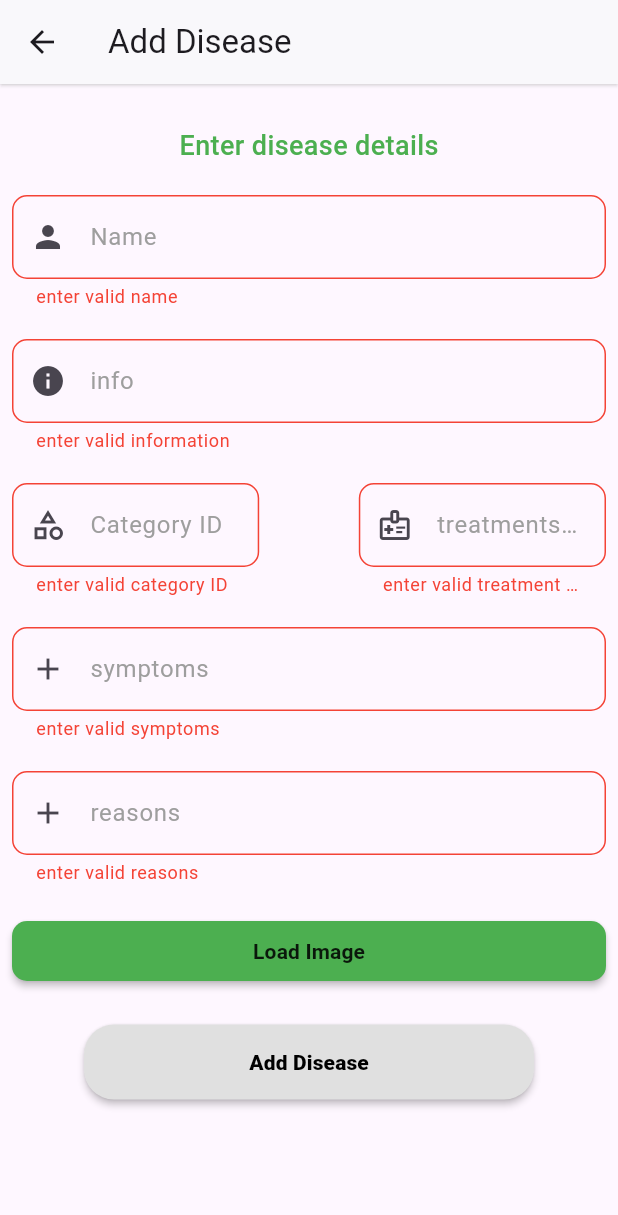
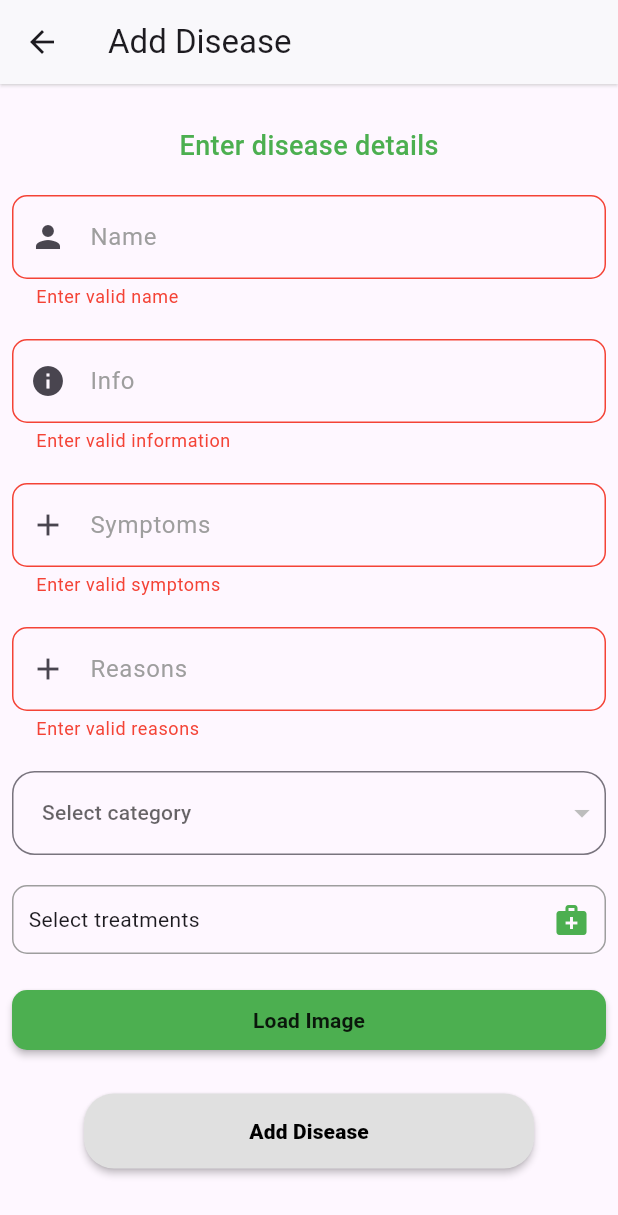
Before and after one commit to ahmedAbdulmoneim/tomatopia, a Flutter app: the AddDisease screen opened directly, after a tap on "Add Disease", on a phone screen of 412 x 824 dp. Shown: the top 1215 px of the screen. Run offline on Flutter 3.47's test engine with Material 3 defaults, Android fonts, the phone set to English and light mode, and no system bars; drawn by our look-alikes of multi_select_flutter, rounded_loading_button; our stand-ins replace accordion, animated_splash_screen, animated_text_kit, awesome_dialog, bloc, bottom_navy_bar and 13 more; missing offline and left inert: achievement_view, flutter_overboard, font_awesome_icon_class, number_paginator; accounts and stored records are empty; network calls fail; statements that could not run were skipped.

Commit message:
update add diseases shape and add get treatment to admin cubit

```diff
--- a/lib/admin/admin_panel.dart
+++ b/lib/admin/admin_panel.dart
@@ -99,7 +99,8 @@ class AdminPanel extends StatelessWidget {
                           context,
                           MaterialPageRoute(builder: (context) => const AllDiseases()),
                         );
-                        await BlocProvider.of<AdminCubit>(context).getAllDisease();
+                         BlocProvider.of<AdminCubit>(context).getAllDisease();
+                         BlocProvider.of<AdminCubit>(context).getAllTreatment();
                       },
                       child: containerPanel('Disease'),
                     ),
--- a/lib/admin/disease/add_disease.dart
+++ b/lib/admin/disease/add_disease.dart
@@ -1,9 +1,10 @@
 import 'dart:io';
 import 'package:dio/dio.dart';
+import 'package:dropdown_button2/dropdown_button2.dart';
 import 'package:file_picker/file_picker.dart';
 import 'package:flutter/material.dart';
-import 'package:flutter/services.dart';
 import 'package:flutter_bloc/flutter_bloc.dart';
+import 'package:multi_select_flutter/multi_select_flutter.dart';
 import 'package:rounded_loading_button/rounded_loading_button.dart';
 import 'package:tomatopia/cubit/admin_cubit/admin_cubit.dart';
 import 'package:tomatopia/cubit/admin_cubit/admin_states.dart';
@@ -21,16 +22,17 @@ class AddDisease extends StatefulWidget {
 
 class _AddDiseaseState extends State<AddDisease> {
   final TextEditingController nameController = TextEditingController();
-  final TextEditingController categoryIdController = TextEditingController();
-  final TextEditingController treatmentController = TextEditingController();
   final TextEditingController symptomsController = TextEditingController();
   final TextEditingController infoController = TextEditingController();
   final TextEditingController reasonsController = TextEditingController();
   final GlobalKey<FormState> formKey = GlobalKey();
-  RoundedLoadingButtonController btnController =
-      RoundedLoadingButtonController();
+  RoundedLoadingButtonController btnController = RoundedLoadingButtonController();
   File? imageFile;
   FormData? formData;
+
+  // State variable to store selected category ID
+  int? selectedCategoryId;
+  List<int> selectedTreatmentIds = [];
 
   @override
   Widget build(BuildContext context) {
@@ -46,46 +48,46 @@ class _AddDiseaseState extends State<AddDisease> {
             btnController.success(); // Show success animation
             show(context, "Done", "Disease added successfully!", Colors.green);
             nameController.clear();
-            categoryIdController.clear();
-            treatmentController.clear();
             symptomsController.clear();
             infoController.clear();
             reasonsController.clear();
             imageFile = null;
             formData = null;
+            setState(() {
+              selectedCategoryId = null;
+              selectedTreatmentIds = [];
+            });
           } else if (state is AddDiseaseFailureState) {
             btnController.error(); // Show error animation
             show(context, "Error", "Failed to add disease", Colors.red);
           }
         },
         builder: (context, state) {
+          var cubit = BlocProvider.of<AdminCubit>(context);
           return Form(
             key: formKey,
             child: Padding(
               padding: const EdgeInsets.all(8.0),
               child: ListView(
                 children: [
-                  const SizedBox(
-                    height: 20,
-                  ),
+                  const SizedBox(height: 20),
                   const Center(
                     child: Text(
                       'Enter disease details',
                       style: TextStyle(
                         color: Colors.green,
                         fontSize: 18,
-                          fontWeight: FontWeight.w500),
+                        fontWeight: FontWeight.w500,
                       ),
                     ),
-                  const SizedBox(
-                    height: 20,
                   ),
+                  const SizedBox(height: 20),
                   textFormField(
                     label: 'Name',
                     prefix: Icons.person,
                     validate: (value) {
                       if (value.toString().isEmpty) {
-                        return "enter valid name ";
+                        return "Enter valid name";
                       }
                       return null;
                     },
@@ -93,72 +95,47 @@ class _AddDiseaseState extends State<AddDisease> {
                   ),
                   const SizedBox(height: 20),
                   textFormField(
-                    label: 'info',
+                    label: 'Info',
                     prefix: Icons.info,
                     validate: (value) {
                       if (value.toString().isEmpty) {
-                        return "enter valid information ";
+                        return "Enter valid information";
                       }
                       return null;
                     },
                     controller: infoController,
                   ),
                   const SizedBox(height: 20),
-                  Row(
-                    children: [
-                      SizedBox(
-                        width: MediaQuery.of(context).size.width / 2.5,
-                        child: TextFormField(
-                          cursorColor: Colors.green,
-                          decoration: InputDecoration(
-                            labelText: 'Category ID ',
-                            prefixIcon: const Icon(
-                              Icons.category_outlined,
-                            ),
-                            labelStyle: const TextStyle(color: Colors.grey),
-                            border: OutlineInputBorder(
-                              borderRadius: BorderRadius.circular(10),
-                            ),
-                            errorBorder: OutlineInputBorder(
-                              borderRadius: BorderRadius.circular(10),
-                              borderSide: const BorderSide(
-                                color: Colors.red,
-                              ),
-                            ),
-                            errorStyle: const TextStyle(
-                              color: Colors.red,
-                            ),
-                            focusedBorder: OutlineInputBorder(
-                              borderRadius: BorderRadius.circular(10),
-                              borderSide: const BorderSide(color: Colors.green),
-                            ),
-                          ),
-                          keyboardType: TextInputType.number,
-                          inputFormatters: <TextInputFormatter>[
-                            FilteringTextInputFormatter.digitsOnly
-                          ],
-                          validator: (value) {
+                  textFormField(
+                    label: 'Symptoms',
+                    prefix: Icons.add,
+                    validate: (value) {
                       if (value.toString().isEmpty) {
-                              return "enter valid category ID  ";
+                        return "Enter valid symptoms";
                       }
                       return null;
                     },
-                          controller: categoryIdController,
+                    controller: symptomsController,
                   ),
+                  const SizedBox(height: 20),
+                  textFormField(
+                    label: 'Reasons',
+                    validate: (value) {
+                      if (value.toString().isEmpty) {
+                        return "Enter valid reasons";
+                      }
+                      return null;
+                    },
+                    prefix: Icons.add,
+                    controller: reasonsController,
                   ),
-                      const Spacer(),
-                      SizedBox(
-                        width: MediaQuery.of(context).size.width / 2.5,
-                        child: TextFormField(
-                          cursorColor: Colors.green,
+                  const SizedBox(height: 20),
+                  DropdownButtonFormField2<int>(
+                    isExpanded: true,
                     decoration: InputDecoration(
-                              labelText: 'treatments ID ',
-                              prefixIcon: const Icon(
-                                Icons.medical_information_outlined,
-                              ),
-                              labelStyle: const TextStyle(color: Colors.grey),
+                      contentPadding: const EdgeInsets.symmetric(vertical: 16),
                       border: OutlineInputBorder(
-                                borderRadius: BorderRadius.circular(10),
+                        borderRadius: BorderRadius.circular(15),
                       ),
                       errorBorder: OutlineInputBorder(
                           borderRadius: BorderRadius.circular(10),
@@ -169,62 +146,68 @@ class _AddDiseaseState extends State<AddDisease> {
                         color: Colors.red,
                       ),
                       focusedBorder: OutlineInputBorder(
-                                  borderRadius: BorderRadius.circular(10),
-                                  borderSide:
-                                      const BorderSide(color: Colors.green))),
-                          keyboardType: TextInputType.number,
-                          inputFormatters: <TextInputFormatter>[
-                            FilteringTextInputFormatter.digitsOnly
-                          ],
+                        borderRadius: BorderRadius.circular(15),
+                        borderSide: const BorderSide(color: Colors.green),
+                      ),
+                    ),
+                    hint: const Text(
+                      'Select category',
+                      style: TextStyle(fontSize: 14),
+                    ),
+                    value: selectedCategoryId,
+                    onChanged: (value) {
+                      setState(() {
+                        selectedCategoryId = value;
+                      });
+                    },
                     validator: (value) {
-                            if (value.toString().isEmpty) {
-                              return "enter valid treatment ID  ";
+                      if (value == null) {
+                        return 'Select category';
                       }
                       return null;
                     },
-                          controller: treatmentController,
+                    items: cubit.categoryList.map((category) {
+                      return DropdownMenuItem<int>(
+                        value: category.id,
+                        child: Text(category.name),
+                      );
+                    }).toList(),
                   ),
+                  const SizedBox(height: 20),
+                  MultiSelectDialogField<int>(
+                    items: cubit.treatmentList.map((treatment) {
+                      return MultiSelectItem<int>(treatment.id, treatment.name);
+                    }).toList(),
+                    title: const Text('Select Treatments'),
+                    selectedColor: Colors.green,
+                    decoration: BoxDecoration(
+                      borderRadius: BorderRadius.circular(10),
+                      border: Border.all(color: Colors.grey),
                     ),
-                    ],
+                    buttonIcon: const Icon(
+                      Icons.medical_services,
+                      color: Colors.green,
                     ),
-                  const SizedBox(
-                    height: 20,
+                    buttonText: const Text(
+                      'Select treatments',
+
                     ),
-                  textFormField(
-                    label: 'symptoms',
-                    prefix: Icons.add,
-                    validate: (value) {
-                      if (value.toString().isEmpty) {
-                        return "enter valid symptoms ";
+                    onConfirm: (values) {
+                      selectedTreatmentIds = values;
+                    },
+                    validator: (values) {
+                      if (values == null || values.isEmpty) {
+                        return 'Select at least one treatment';
                       }
                       return null;
                     },
-                    controller: symptomsController,
                   ),
-                  const SizedBox(
-                    height: 20,
-                  ),
-                  textFormField(
-                    label: 'reasons',
-                    validate: (value) {
-                      if (value.toString().isEmpty) {
-                        return "enter valid reasons ";
-                      }
-                      return null;
-                    },
-                    prefix: Icons.add,
-                    onSaved: (value) {},
-                    controller: reasonsController,
-                  ),
-                  const SizedBox(
-                    height: 20,
-                  ),
+                  const SizedBox(height: 20),
                   imageFile != null
                       ? Stack(
                     children: [
                       Image.file(imageFile!),
                       Positioned(
-                              // Adjust positioning as needed
                         right: 0.0,
                         child: IconButton(
                           icon: Container(
@@ -251,12 +234,10 @@ class _AddDiseaseState extends State<AddDisease> {
                     width: 100,
                     text: 'Load Image',
                     onPressed: () async {
-                            await picImageFromGallery();
+                      await pickImageFromGallery();
                     },
                   ),
-                  const SizedBox(
-                    height: 25,
-                  ),
+                  const SizedBox(height: 25),
                   SizedBox(
                     width: 100,
                     child: RoundedLoadingButton(
@@ -269,23 +250,18 @@ class _AddDiseaseState extends State<AddDisease> {
                         if (formKey.currentState!.validate()) {
                           if (imageFile != null) {
                             formKey.currentState!.save();
-                            int categoryId =
-                                int.parse(categoryIdController.text);
-                            int treatmentsId =
-                                int.parse(treatmentController.text);
                             BlocProvider.of<AdminCubit>(context).addDisease(
                               name: nameController.text,
                               info: infoController.text,
                               reasons: reasonsController.text,
-                              categoryId: categoryId,
-                              treatments: treatmentsId,
+                              categoryId: selectedCategoryId!,
+                              treatments: selectedTreatmentIds,
                               symptoms: symptomsController.text,
                               data: formData!,
                             );
                             btnController.start();
-                          } else if (imageFile == null) {
-                            show(context, "Error", "Please select an image",
-                                Colors.red);
+                          } else {
+                            show(context, "Error", "Please select an image", Colors.red);
                           }
                         }
                       },
@@ -298,9 +274,7 @@ class _AddDiseaseState extends State<AddDisease> {
                       ),
                     ),
                   ),
-                  const SizedBox(
-                    height: 20,
-                  ),
+                  const SizedBox(height: 20),
                 ],
               ),
             ),
@@ -310,7 +284,7 @@ class _AddDiseaseState extends State<AddDisease> {
     );
   }
 
-  Future picImageFromGallery() async {
+  Future pickImageFromGallery() async {
     FilePickerResult? result = await FilePicker.platform.pickFiles(
       type: FileType.custom,
       allowedExtensions: ['jpg', 'png', 'jpeg'],
@@ -325,7 +299,7 @@ class _AddDiseaseState extends State<AddDisease> {
       });
       setState(() {});
     } else {
-      debugPrint("didn't select an image ");
+      debugPrint("Didn't select an image");
     }
   }
 }
--- a/lib/admin/disease/diseases.dart
+++ b/lib/admin/disease/diseases.dart
@@ -38,6 +38,7 @@ class AllDiseases extends StatelessWidget {
                 onPressed: () {
                   Navigator.push(context,
                   SizeTransition1(const AddDisease()));
+                  cubit.getAllCategories();
                 },
                 icon: Container(
                   padding: const EdgeInsets.all(5),
--- /dev/null
+++ b/lib/api_models/admin_models/treatment_model.dart
@@ -0,0 +1,24 @@
+class TreatmentModel {
+  final int id;
+  final String name;
+  final String description;
+
+
+  TreatmentModel({
+    required this.id,
+    required this.name,
+    required this.description,
+
+  });
+
+  factory TreatmentModel.fromJson(Map<String, dynamic> json) {
+    return TreatmentModel(
+      id: json['id'],
+      name: json['name'],
+      description: json['description'],
+
+    );
+  }
+
+
+}
--- a/lib/constant/endpints.dart
+++ b/lib/constant/endpints.dart
@@ -26,3 +26,6 @@ const String getTips = 'Tips/GetAll';
 const String addComment = 'Comment/AddComment';
 const String addCommentReact = 'Comment/AddReact';
 const String deleteCommentEndpoint = 'Comment/DeleteComment';
+const String getAllTreatmentEndPoint = 'Treatment/GetAll';
+const String deleteTreatmentEndPoint = 'Treatment/DeleteTreatment';
+const String editTreatmentEndPoint = 'Treatment/EditTreatment';
--- a/lib/cubit/admin_cubit/admin_states.dart
+++ b/lib/cubit/admin_cubit/admin_states.dart
@@ -72,3 +72,9 @@ class DeleteDiseaseLoadingState extends AdminStates {}
 class DeleteDiseaseSuccessState extends AdminStates {}
 
 class DeleteDiseaseFailureState extends AdminStates {}
+
+class GetAlTreatmentLoadingState extends AdminStates {}
+
+class GetAllTreatmentSuccessState extends AdminStates {}
+
+class GetAllTreatmentFailureState extends AdminStates {}
--- a/pubspec.yaml
+++ b/pubspec.yaml
@@ -61,7 +61,8 @@ dependencies:
   photo_view:
   achievement_view:
   rounded_loading_button:
-  flutter_math:
+  dropdown_button2:
+  multi_select_flutter:
 
   # The following adds the Cupertino Icons font to your application.
   # Use with the CupertinoIcons class for iOS style icons.
```
Also changed, not shown: lib/cubit/admin_cubit/admin_cubit.dart (+21 -11 lines), pubspec.lock. Lines whose indentation alone changed are shown as unchanged.
